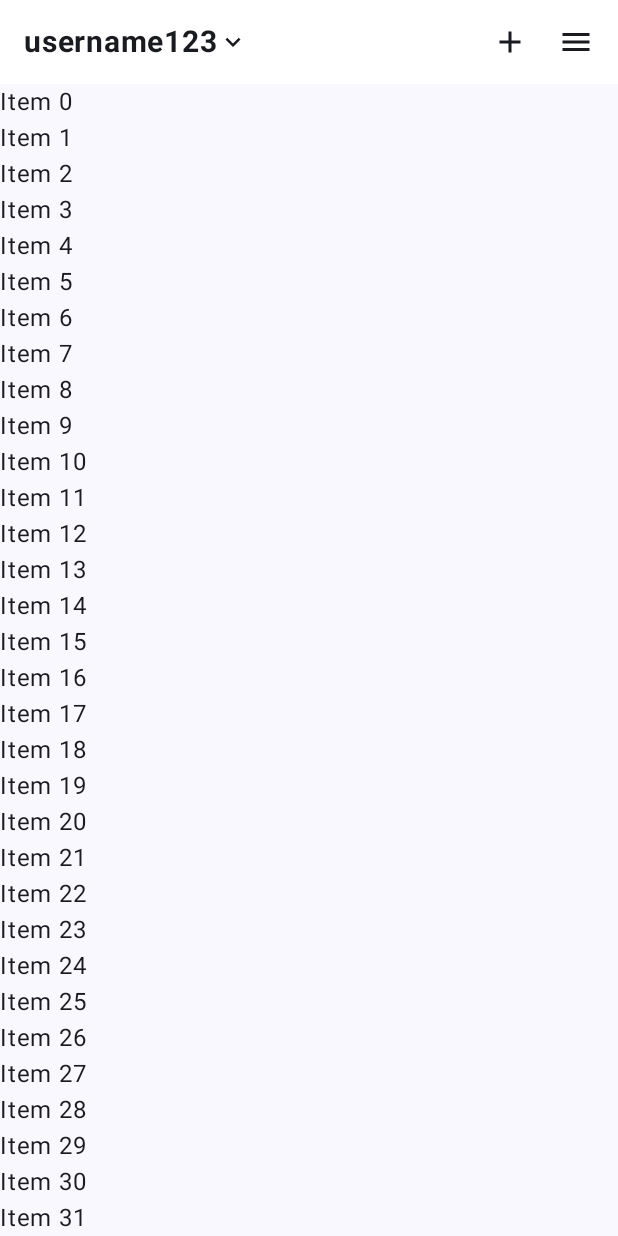
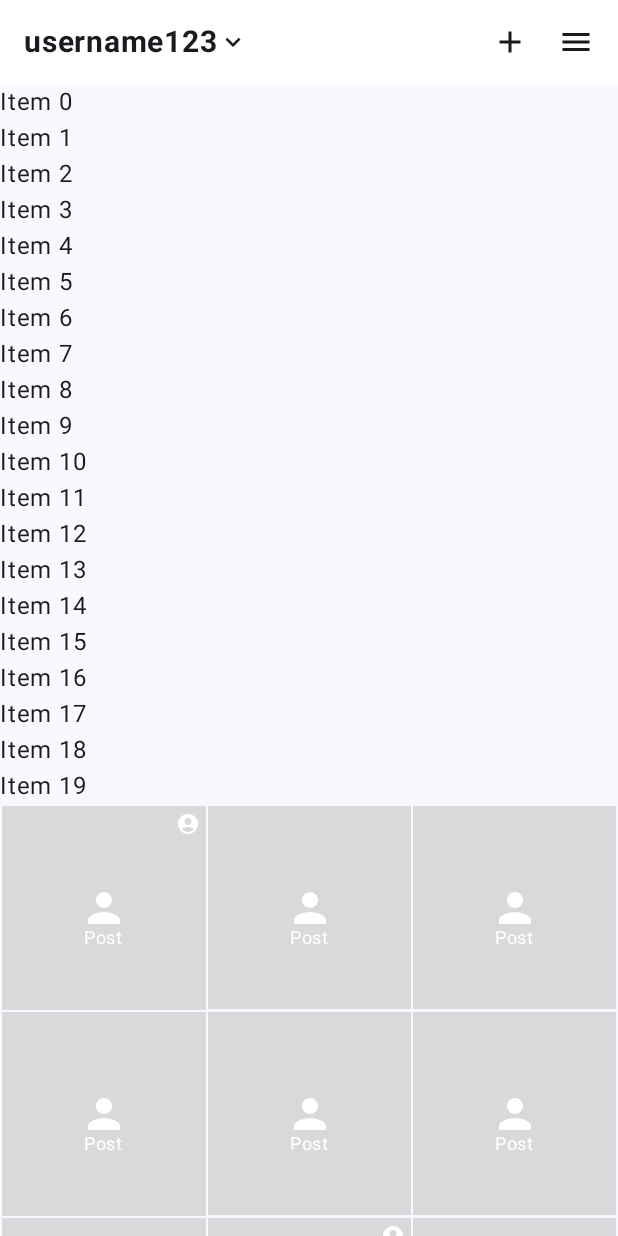
Before and after one commit to asharalikannadipoil/InstaProfile, an Android app built with Jetpack Compose: the screen it shows after launch (MainActivity), after a tap on "Add", on a phone screen of 412 x 824 dp. Run offline under Robolectric (Android 15) with nearby library versions, the light colour scheme and no system bars.

Commit message:
Added nested scrolling behaviour with grid items

```diff
--- a/app/src/main/java/com/ali/instaprofile/presentation/profile/ProfileScreen.kt
+++ b/app/src/main/java/com/ali/instaprofile/presentation/profile/ProfileScreen.kt
@@ -19,7 +19,10 @@ import androidx.compose.foundation.layout.padding
 import androidx.compose.foundation.layout.size
 import androidx.compose.foundation.lazy.LazyColumn
 import androidx.compose.foundation.lazy.LazyListState
+import androidx.compose.foundation.lazy.grid.rememberLazyGridState
 import androidx.compose.foundation.lazy.rememberLazyListState
+import androidx.compose.foundation.pager.HorizontalPager
+import androidx.compose.foundation.pager.rememberPagerState
 import androidx.compose.material.icons.Icons
 import androidx.compose.material.icons.filled.Add
 import androidx.compose.material.icons.filled.KeyboardArrowDown
@@ -31,23 +34,53 @@ import androidx.compose.runtime.LaunchedEffect
 import androidx.compose.runtime.State
 import androidx.compose.runtime.derivedStateOf
 import androidx.compose.runtime.getValue
+import androidx.compose.runtime.mutableIntStateOf
 import androidx.compose.runtime.mutableStateOf
 import androidx.compose.runtime.remember
+import androidx.compose.runtime.rememberCoroutineScope
+import androidx.compose.runtime.setValue
 import androidx.compose.ui.Alignment
 import androidx.compose.ui.Modifier
+import androidx.compose.ui.geometry.Offset
 import androidx.compose.ui.graphics.Color
+import androidx.compose.ui.input.nestedscroll.NestedScrollConnection
+import androidx.compose.ui.input.nestedscroll.NestedScrollSource
+import androidx.compose.ui.input.nestedscroll.nestedScroll
 import androidx.compose.ui.platform.LocalDensity
-import androidx.compose.ui.text.font.FontWeight
-import androidx.compose.ui.tooling.preview.Preview
 import androidx.compose.ui.unit.IntOffset
 import androidx.compose.ui.unit.dp
-import androidx.compose.ui.unit.sp
+import com.ali.instaprofile.presentation.profile.components.PostsGrid
+import com.ali.instaprofile.presentation.profile.components.ReelsGrid
+import com.ali.instaprofile.presentation.profile.components.TaggedGrid
+import com.ali.instaprofile.presentation.profile.components.TopAppBar
 
 @OptIn(ExperimentalFoundationApi::class)
 @Composable
 fun ProfileScreen() {
+    val pagerState = rememberPagerState(pageCount = { 3 })
+    val coroutineScope = rememberCoroutineScope()
+    var selectedTabIndex by remember { mutableIntStateOf(0) }
 
     val lazyListState = rememberLazyListState()
+    val childState = rememberLazyGridState()
+
+    val nestedScrollConnection = remember {
+        object : NestedScrollConnection {
+            override fun onPreScroll(available: Offset, source: NestedScrollSource): Offset {
+                val consumed = lazyListState.dispatchRawDelta(-available.y)
+                return Offset(0f, -consumed)
+            }
+
+            override fun onPostScroll(
+                consumed: Offset,
+                available: Offset,
+                source: NestedScrollSource
+            ): Offset {
+                val parentConsumed = lazyListState.dispatchRawDelta(-available.y)
+                return Offset(0f, -parentConsumed)
+            }
+        }
+    }
 
     val isScrollingUp by rememberIsScrollingUp(lazyListState)
 
@@ -73,13 +106,29 @@ fun ProfileScreen() {
                 modifier = Modifier
                     .fillMaxWidth()
                     .weight(1f)
+                    .nestedScroll(nestedScrollConnection)
             ) {
                 item { Spacer(modifier = Modifier.height(56.dp)) }
-                items(100) {
+                items(20) {
                     Text("Item $it")
                 }
-
+                item {
+                    HorizontalPager(
+                        state = pagerState,
+                        modifier = Modifier.fillMaxWidth(),
+                        verticalAlignment = Alignment.Top
+                    ) { page ->
+                        when (page) {
+                            0 -> PostsGrid(childState, nestedScrollConnection)
+                            1 -> ReelsGrid(childState, nestedScrollConnection)
+                            2 -> TaggedGrid(childState, nestedScrollConnection)
+                        }
+                    }
+                }
             }
+        }
+        LaunchedEffect(pagerState.currentPage) {
+            selectedTabIndex = pagerState.currentPage
         }
     }
     TopAppBar(
@@ -90,48 +139,6 @@ fun ProfileScreen() {
     )
 }
 
-@Preview
-@Composable
-fun TopAppBar(modifier: Modifier = Modifier) {
-    Row(
-        modifier = modifier
-            .height(56.dp)
-            .padding(horizontal = 16.dp),
-        horizontalArrangement = Arrangement.SpaceBetween,
-        verticalAlignment = Alignment.CenterVertically
-    ) {
-        Row(verticalAlignment = Alignment.CenterVertically) {
-            Text(
-                text = "username123",
-                fontWeight = FontWeight.Bold,
-                fontSize = 20.sp
-            )
-            Icon(
-                imageVector = Icons.Default.KeyboardArrowDown,
-                contentDescription = "Dropdown",
-                modifier = Modifier.size(20.dp)
-            )
-        }
-
-        Row {
-            Icon(
-                imageVector = Icons.Default.Add,
-                contentDescription = "Add",
-                modifier = Modifier
-                    .padding(end = 20.dp)
-                    .size(24.dp)
-                    .clickable {  }
-            )
-            Icon(
-                imageVector = Icons.Default.Menu,
-                contentDescription = "Menu",
-                modifier = Modifier
-                    .size(24.dp)
-                    .clickable { }
-            )
-        }
-    }
-}
 
 @Composable
 fun rememberIsScrollingUp(lazyListState: LazyListState): State<Boolean> {
--- /dev/null
+++ b/app/src/main/java/com/ali/instaprofile/presentation/profile/components/BottomGrids.kt
@@ -0,0 +1,169 @@
+package com.ali.instaprofile.presentation.profile.components
+
+import androidx.compose.foundation.background
+import androidx.compose.foundation.clickable
+import androidx.compose.foundation.layout.Arrangement
+import androidx.compose.foundation.layout.Box
+import androidx.compose.foundation.layout.PaddingValues
+import androidx.compose.foundation.layout.aspectRatio
+import androidx.compose.foundation.layout.fillMaxSize
+import androidx.compose.foundation.layout.fillMaxWidth
+import androidx.compose.foundation.layout.height
+import androidx.compose.foundation.layout.padding
+import androidx.compose.foundation.layout.size
+import androidx.compose.foundation.lazy.grid.GridCells
+import androidx.compose.foundation.lazy.grid.LazyGridState
+import androidx.compose.foundation.lazy.grid.LazyVerticalGrid
+import androidx.compose.material.icons.Icons
+import androidx.compose.material.icons.filled.AccountCircle
+import androidx.compose.material.icons.filled.Person
+import androidx.compose.material.icons.filled.PlayArrow
+import androidx.compose.material3.Icon
+import androidx.compose.material3.Text
+import androidx.compose.runtime.Composable
+import androidx.compose.ui.Alignment
+import androidx.compose.ui.Modifier
+import androidx.compose.ui.graphics.Color
+import androidx.compose.ui.input.nestedscroll.NestedScrollConnection
+import androidx.compose.ui.input.nestedscroll.nestedScroll
+import androidx.compose.ui.unit.dp
+import androidx.compose.ui.unit.sp
+
+@Composable
+fun PostsGrid(childState: LazyGridState, nestedScrollConnection: NestedScrollConnection) {
+    LazyVerticalGrid(
+        state = childState,
+        columns = GridCells.Fixed(3),
+        modifier = Modifier
+            .nestedScroll(nestedScrollConnection)
+            .fillMaxWidth()
+            .height(800.dp), // Set a fixed height that's large enough to be scrollable
+        contentPadding = PaddingValues(1.dp),
+        horizontalArrangement = Arrangement.spacedBy(1.dp),
+        verticalArrangement = Arrangement.spacedBy(1.dp)
+    ) {
+        items(30) { index ->
+            GridPostItem(index, type = "post")
+        }
+    }
+}
+
+@Composable
+fun ReelsGrid(childState: LazyGridState, nestedScrollConnection: NestedScrollConnection) {
+    LazyVerticalGrid(
+        state = childState,
+        columns = GridCells.Fixed(3),
+        modifier = Modifier
+            .nestedScroll(nestedScrollConnection)
+            .fillMaxWidth()
+            .height(800.dp),
+        contentPadding = PaddingValues(1.dp),
+        horizontalArrangement = Arrangement.spacedBy(1.dp),
+        verticalArrangement = Arrangement.spacedBy(1.dp)
+    ) {
+        items(24) { index ->
+            GridPostItem(index, type = "reel")
+        }
+    }
+}
+
+@Composable
+fun TaggedGrid(childState: LazyGridState, nestedScrollConnection: NestedScrollConnection) {
+    LazyVerticalGrid(
+        state = childState,
+        columns = GridCells.Fixed(3),
+        modifier = Modifier
+            .nestedScroll(nestedScrollConnection)
+            .fillMaxWidth()
+            .height(800.dp),
+        contentPadding = PaddingValues(1.dp),
+        horizontalArrangement = Arrangement.spacedBy(1.dp),
+        verticalArrangement = Arrangement.spacedBy(1.dp)
+    ) {
+        items(18) { index ->
+            GridPostItem(index, type = "tagged")
+        }
+    }
+}
+
+@Composable
+fun GridPostItem(index: Int, type: String) {
+    Box(
+        modifier = Modifier
+            .aspectRatio(1f)
+            .background(
+                when (type) {
+                    "post" -> Color.LightGray.copy(alpha = 0.7f)
+                    "reel" -> Color.Gray.copy(alpha = 0.5f)
+                    else -> Color.DarkGray.copy(alpha = 0.3f)
+                }
+            )
+            .clickable { /* Item click action */ }
+    ) {
+        // You would use actual images here
+        Box(
+            modifier = Modifier.fillMaxSize(),
+            contentAlignment = Alignment.Center
+        ) {
+            Icon(
+                imageVector = Icons.Default.Person,
+                contentDescription = null,
+                modifier = Modifier.size(32.dp),
+                tint = Color.White
+            )
+
+            // Display the type in the center for demonstration
+            Text(
+                text = when (type) {
+                    "post" -> "Post"
+                    "reel" -> "Reel"
+                    else -> "Tagged"
+                },
+                color = Color.White,
+                fontSize = 12.sp,
+                modifier = Modifier.padding(top = 40.dp)
+            )
+        }
+
+        // Show indicators based on type
+        when (type) {
+            "reel" -> {
+                Icon(
+                    imageVector = Icons.Default.PlayArrow,
+                    contentDescription = "Video",
+                    modifier = Modifier
+                        .align(Alignment.TopEnd)
+                        .padding(4.dp)
+                        .size(16.dp),
+                    tint = Color.White
+                )
+            }
+
+            "post" -> {
+                if (index % 7 == 0) {
+                    Icon(
+                        imageVector = Icons.Default.AccountCircle,
+                        contentDescription = "Multiple Images",
+                        modifier = Modifier
+                            .align(Alignment.TopEnd)
+                            .padding(4.dp)
+                            .size(16.dp),
+                        tint = Color.White
+                    )
+                }
+            }
+
+            "tagged" -> {
+                Icon(
+                    imageVector = Icons.Default.Person,
+                    contentDescription = "Tagged",
+                    modifier = Modifier
+                        .align(Alignment.TopStart)
+                        .padding(4.dp)
+                        .size(16.dp),
+                    tint = Color.White
+                )
+            }
+        }
+    }
+}
--- /dev/null
+++ b/app/src/main/java/com/ali/instaprofile/presentation/profile/components/TopAppBar.kt
@@ -0,0 +1,64 @@
+package com.ali.instaprofile.presentation.profile.components
+
+import androidx.compose.foundation.clickable
+import androidx.compose.foundation.layout.Arrangement
+import androidx.compose.foundation.layout.Row
+import androidx.compose.foundation.layout.height
+import androidx.compose.foundation.layout.padding
+import androidx.compose.foundation.layout.size
+import androidx.compose.material.icons.Icons
+import androidx.compose.material.icons.filled.Add
+import androidx.compose.material.icons.filled.KeyboardArrowDown
+import androidx.compose.material.icons.filled.Menu
+import androidx.compose.material3.Icon
+import androidx.compose.material3.Text
+import androidx.compose.runtime.Composable
+import androidx.compose.ui.Alignment
+import androidx.compose.ui.Modifier
+import androidx.compose.ui.text.font.FontWeight
+import androidx.compose.ui.tooling.preview.Preview
+import androidx.compose.ui.unit.dp
+import androidx.compose.ui.unit.sp
+
+@Preview
+@Composable
+fun TopAppBar(modifier: Modifier = Modifier) {
+    Row(
+        modifier = modifier
+            .height(56.dp)
+            .padding(horizontal = 16.dp),
+        horizontalArrangement = Arrangement.SpaceBetween,
+        verticalAlignment = Alignment.CenterVertically
+    ) {
+        Row(verticalAlignment = Alignment.CenterVertically) {
+            Text(
+                text = "username123",
+                fontWeight = FontWeight.Bold,
+                fontSize = 20.sp
+            )
+            Icon(
+                imageVector = Icons.Default.KeyboardArrowDown,
+                contentDescription = "Dropdown",
+                modifier = Modifier.size(20.dp)
+            )
+        }
+
+        Row {
+            Icon(
+                imageVector = Icons.Default.Add,
+                contentDescription = "Add",
+                modifier = Modifier
+                    .padding(end = 20.dp)
+                    .size(24.dp)
+                    .clickable {  }
+            )
+            Icon(
+                imageVector = Icons.Default.Menu,
+                contentDescription = "Menu",
+                modifier = Modifier
+                    .size(24.dp)
+                    .clickable { }
+            )
+        }
+    }
+}
```
